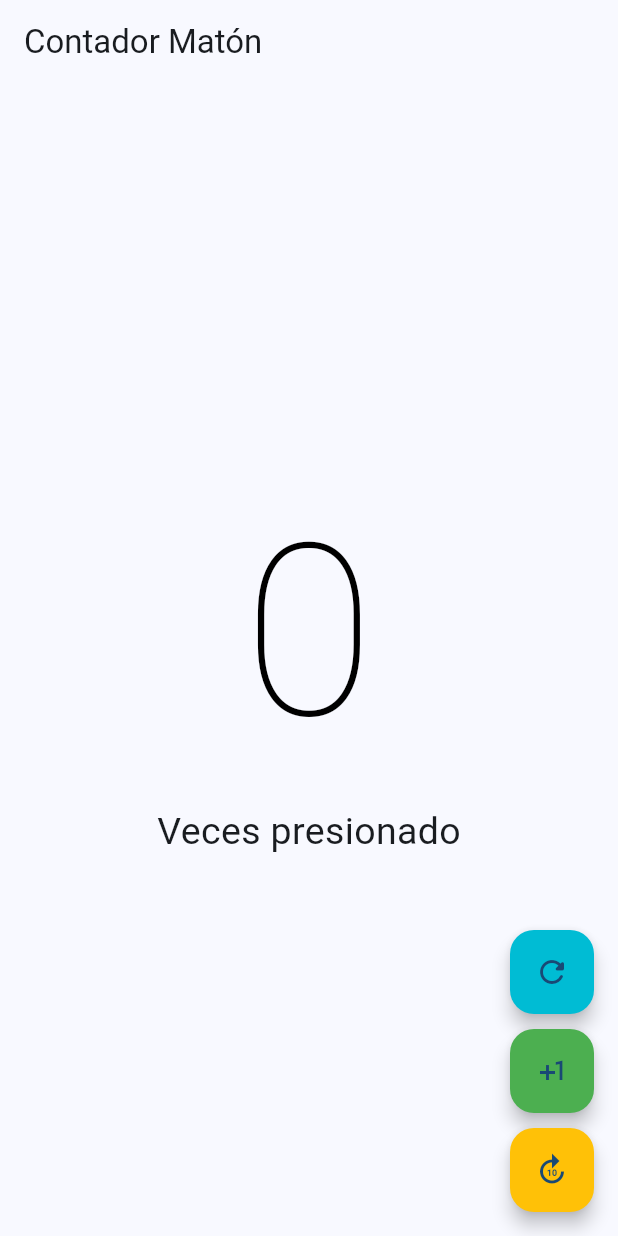
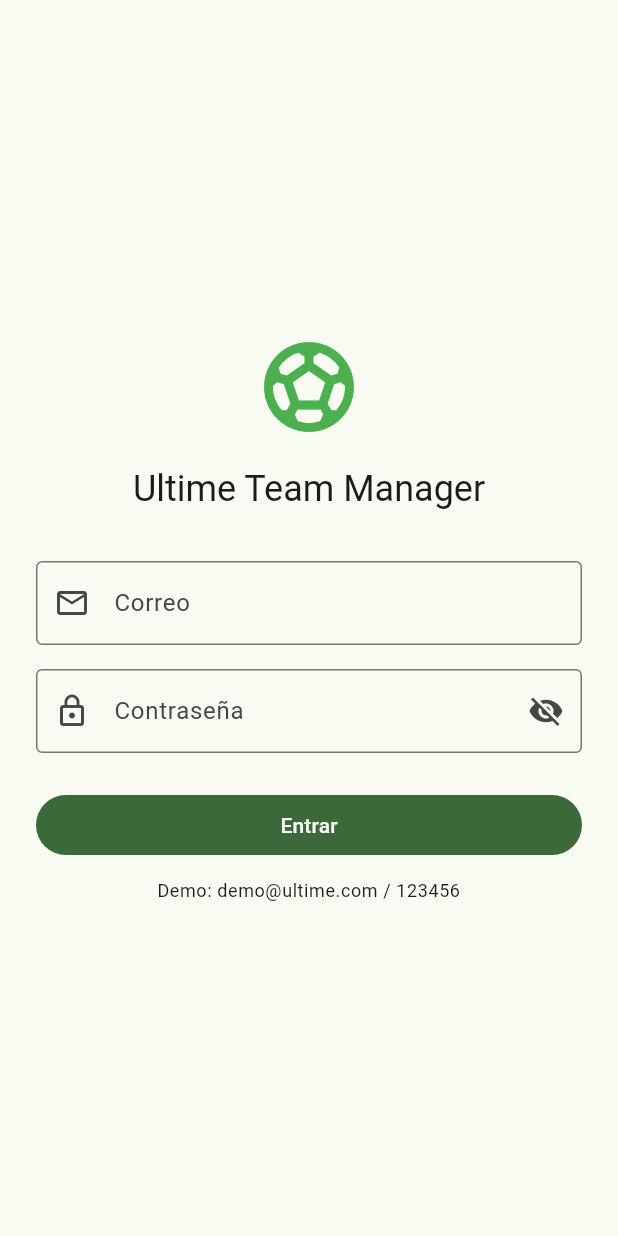
Before and after one commit to sebvitaa/Ultime-Team-Manager, a Flutter app: the screen it shows after launch, on a phone screen of 412 x 824 dp. Run offline on Flutter 3.47's test engine with Material 3 defaults, Android fonts, the phone set to English and light mode, and no system bars; our stand-ins replace flutter_riverpod, go_router, shared_preferences.

Commit message:
Login inicial

```diff
--- /dev/null
+++ b/lib/config/router/app_router.dart
@@ -0,0 +1,39 @@
+import 'package:flutter/foundation.dart';
+import 'package:flutter_riverpod/flutter_riverpod.dart';
+import 'package:go_router/go_router.dart';
+import 'package:contador_app/presentation/providers/auth_provider.dart';
+import 'package:contador_app/presentation/screens/auth/login_screen.dart';
+import 'package:contador_app/presentation/screens/home/home_screen.dart';
+
+final routerProvider = Provider<GoRouter>((ref) {
+  // Un notifier que "despierta" al router cuando cambia el estado de sesión.
+  final refresh = ValueNotifier<AuthStatus>(AuthStatus.unknown);
+  ref.listen(
+    authControllerProvider.select((s) => s.status),
+    (previous, next) => refresh.value = next,
+    fireImmediately: true,
+  );
+  ref.onDispose(refresh.dispose);
+
+  return GoRouter(
+    initialLocation: '/login',
+    refreshListenable: refresh,
+    redirect: (context, state) {
+      final status = ref.read(authControllerProvider).status;
+
+      // Mientras restauramos la sesión, no decidimos nada todavía.
+      if (status == AuthStatus.unknown) return null;
+
+      final loggingIn = state.matchedLocation == '/login';
+      final loggedIn = status == AuthStatus.authenticated;
+
+      if (!loggedIn) return loggingIn ? null : '/login';
+      if (loggingIn) return '/home';
+      return null;
+    },
+    routes: [
+      GoRoute(path: '/login', builder: (_, _) => const LoginScreen()),
+      GoRoute(path: '/home', builder: (_, _) => const HomeScreen()),
+    ],
+  );
+});
--- a/lib/main.dart
+++ b/lib/main.dart
@@ -1,17 +1,20 @@
 import 'package:flutter/material.dart';
 import 'package:flutter_riverpod/flutter_riverpod.dart';
-import 'package:contador_app/presentation/screens/counter/counter_screen.dart';
-void main() => runApp (const ProviderScope(child: MyApp()));
+import 'package:contador_app/config/router/app_router.dart';
 
-class MyApp extends StatelessWidget {
+void main() => runApp(const ProviderScope(child: MyApp()));
+
+// Ahora es ConsumerWidget para poder leer el routerProvider.
+class MyApp extends ConsumerWidget {
   const MyApp({super.key});
 
   @override
-  Widget build(BuildContext context) {
-    return MaterialApp(
+  Widget build(BuildContext context, WidgetRef ref) {
+    final router = ref.watch(routerProvider);
+    return MaterialApp.router(
       debugShowCheckedModeBanner: false,
-      theme: ThemeData(useMaterial3: true, colorSchemeSeed: Colors.blue),
-      home: const CounterScreen(),
+      theme: ThemeData(useMaterial3: true, colorSchemeSeed: Colors.green),
+      routerConfig: router,
     );
   }
 }
--- /dev/null
+++ b/lib/presentation/screens/auth/login_screen.dart
@@ -0,0 +1,140 @@
+import 'package:flutter/material.dart';
+import 'package:flutter_riverpod/flutter_riverpod.dart';
+import 'package:contador_app/presentation/providers/auth_provider.dart';
+
+// Usamos ConsumerStatefulWidget: necesitamos estado local (los controllers
+// de texto) y además leer/observar providers de Riverpod.
+class LoginScreen extends ConsumerStatefulWidget {
+  const LoginScreen({super.key});
+
+  @override
+  ConsumerState<LoginScreen> createState() => _LoginScreenState();
+}
+
+class _LoginScreenState extends ConsumerState<LoginScreen> {
+  final _formKey = GlobalKey<FormState>();
+  final _emailCtrl = TextEditingController();
+  final _passCtrl = TextEditingController();
+  bool _obscure = true;
+
+  @override
+  void dispose() {
+    _emailCtrl.dispose();
+    _passCtrl.dispose();
+    super.dispose();
+  }
+
+  String? _validateEmail(String? value) {
+    final text = value?.trim() ?? '';
+    if (text.isEmpty) return 'Introduce tu correo';
+    final regex = RegExp(r'^[\w.\-]+@[\w\-]+\.[\w.\-]+$');
+    if (!regex.hasMatch(text)) return 'Correo no válido';
+    return null;
+  }
+
+  String? _validatePassword(String? value) {
+    final text = value ?? '';
+    if (text.isEmpty) return 'Introduce tu contraseña';
+    if (text.length < 6) return 'Mínimo 6 caracteres';
+    return null;
+  }
+
+  Future<void> _submit() async {
+    FocusScope.of(context).unfocus(); // oculta el teclado
+    if (!_formKey.currentState!.validate()) return;
+
+    final ok = await ref
+        .read(authControllerProvider.notifier)
+        .signIn(_emailCtrl.text, _passCtrl.text);
+
+    if (!ok && mounted) {
+      final msg = ref.read(authControllerProvider).errorMessage ?? 'Error';
+      ScaffoldMessenger.of(context)
+          .showSnackBar(SnackBar(content: Text(msg)));
+    }
+    // Si ok == true, el router (Fase 6) redirige solo a Home.
+  }
+
+  @override
+  Widget build(BuildContext context) {
+    // Observamos solo isSubmitting para redibujar el botón/campos.
+    final isSubmitting =
+        ref.watch(authControllerProvider.select((s) => s.isSubmitting));
+
+    return Scaffold(
+      body: SafeArea(
+        child: Center(
+          child: SingleChildScrollView(
+            padding: const EdgeInsets.all(24),
+            child: Form(
+              key: _formKey,
+              child: Column(
+                mainAxisSize: MainAxisSize.min,
+                crossAxisAlignment: CrossAxisAlignment.stretch,
+                children: [
+                  const Icon(Icons.sports_soccer, size: 72, color: Colors.green),
+                  const SizedBox(height: 16),
+                  Text(
+                    'Ultime Team Manager',
+                    textAlign: TextAlign.center,
+                    style: Theme.of(context).textTheme.headlineSmall,
+                  ),
+                  const SizedBox(height: 32),
+                  TextFormField(
+                    controller: _emailCtrl,
+                    keyboardType: TextInputType.emailAddress,
+                    textInputAction: TextInputAction.next,
+                    enabled: !isSubmitting,
+                    decoration: const InputDecoration(
+                      labelText: 'Correo',
+                      prefixIcon: Icon(Icons.email_outlined),
+                      border: OutlineInputBorder(),
+                    ),
+                    validator: _validateEmail,
+                  ),
+                  const SizedBox(height: 16),
+                  TextFormField(
+                    controller: _passCtrl,
+                    obscureText: _obscure,
+                    enabled: !isSubmitting,
+                    textInputAction: TextInputAction.done,
+                    onFieldSubmitted: (_) => _submit(),
+                    decoration: InputDecoration(
+                      labelText: 'Contraseña',
+                      prefixIcon: const Icon(Icons.lock_outline),
+                      border: const OutlineInputBorder(),
+                      suffixIcon: IconButton(
+                        icon: Icon(_obscure
+                            ? Icons.visibility_off
+                            : Icons.visibility),
+                        onPressed: () => setState(() => _obscure = !_obscure),
+                      ),
+                    ),
+                    validator: _validatePassword,
+                  ),
+                  const SizedBox(height: 24),
+                  FilledButton(
+                    onPressed: isSubmitting ? null : _submit,
+                    child: isSubmitting
+                        ? const SizedBox(
+                            height: 20,
+                            width: 20,
+                            child: CircularProgressIndicator(strokeWidth: 2),
+                          )
+                        : const Text('Entrar'),
+                  ),
+                  const SizedBox(height: 12),
+                  Text(
+                    'Demo: demo@ultime.com / 123456',
+                    textAlign: TextAlign.center,
+                    style: Theme.of(context).textTheme.bodySmall,
+                  ),
+                ],
+              ),
+            ),
+          ),
+        ),
+      ),
+    );
+  }
+}
```
Also changed, not shown: lib/data/repositories/auth_repository_local.dart (added, +50 -0 lines), lib/domain/entities/app_user.dart (+8 -0 lines), lib/presentation/providers/auth_provider.dart (added, +88 -0 lines), lib/presentation/screens/home/home_screen.dart (added, +28 -0 lines), 2 other files.
